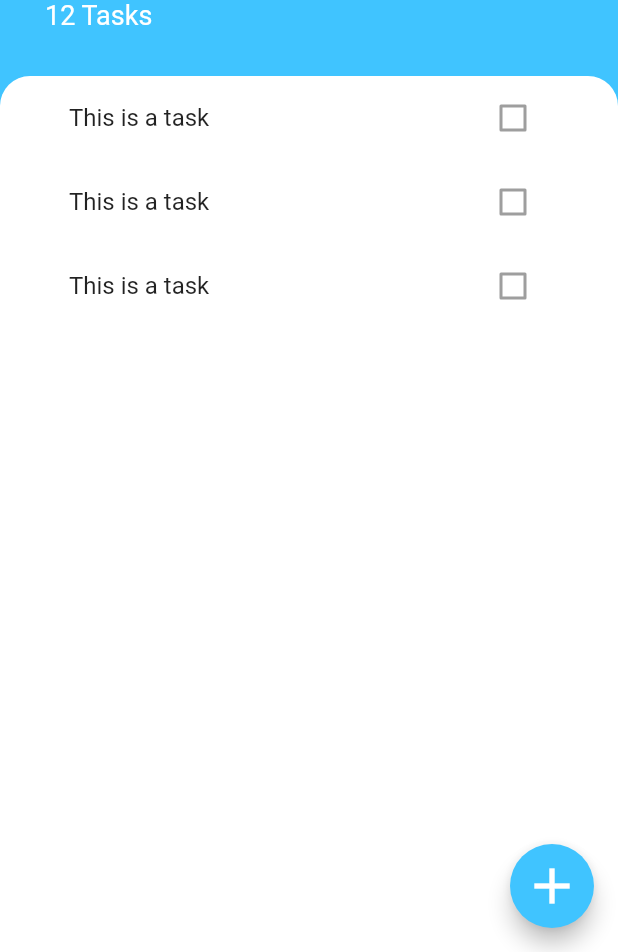
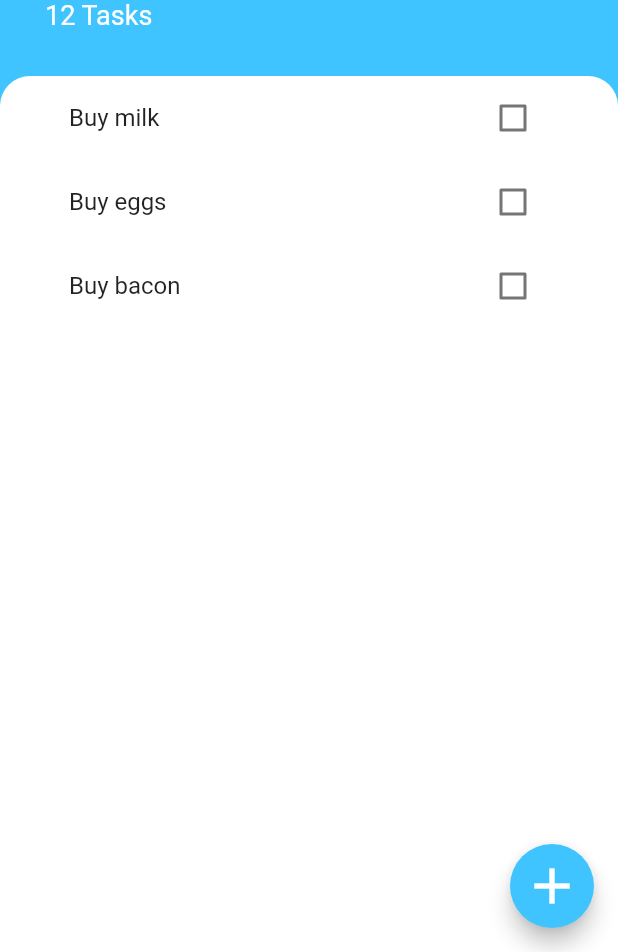
Before and after one commit to praneetk77/Todoey, a Flutter app: the screen it shows after launch, on a phone screen of 412 x 824 dp, the part 284-1236 px from its top. Run offline on Flutter 3.47's test engine with Material 2 defaults, Android fonts, the phone set to English and light mode, and no system bars.

Commit message:
Lift checkbox state to task_lists

```diff
--- /dev/null
+++ b/lib/Models/task.dart
@@ -0,0 +1,10 @@
+class Task {
+  final String name;
+  bool isDone;
+
+  void toggleDone() {
+    isDone = !isDone;
+  }
+
+  Task({this.name, this.isDone = false});
+}
--- a/lib/Widgets/task_tile.dart
+++ b/lib/Widgets/task_tile.dart
@@ -1,12 +1,24 @@
 import 'package:flutter/material.dart';
 
 class TaskTile extends StatelessWidget {
+  final bool isChecked;
+  final String taskTitle;
+  final Function checkBoxCallback;
+
+  TaskTile({this.isChecked, this.taskTitle, this.checkBoxCallback});
+
   @override
   Widget build(BuildContext context) {
     return ListTile(
-      title: Text("This is a task"),
+      title: Text(
+        taskTitle,
+        style: TextStyle(
+            decoration: isChecked ? TextDecoration.lineThrough : null),
+      ),
       trailing: Checkbox(
-        value: false,
+        activeColor: Colors.lightBlueAccent,
+        value: isChecked,
+        onChanged: checkBoxCallback,
       ),
     );
   }
--- a/lib/Widgets/tasks_list.dart
+++ b/lib/Widgets/tasks_list.dart
@@ -1,11 +1,33 @@
 import 'package:flutter/material.dart';
 import 'package:todoey_flutter/Widgets/task_tile.dart';
+import 'package:todoey_flutter/Models/task.dart';
 
-class TasksList extends StatelessWidget {
+class TasksList extends StatefulWidget {
+  @override
+  _TasksListState createState() => _TasksListState();
+}
+
+class _TasksListState extends State<TasksList> {
+  List<Task> tasks = [
+    Task(name: "Buy milk"),
+    Task(name: "Buy eggs"),
+    Task(name: "Buy bacon"),
+  ];
+
   @override
   Widget build(BuildContext context) {
-    return ListView(
-      children: [TaskTile(), TaskTile(), TaskTile()],
+    return ListView.builder(
+      itemBuilder: (context, index) {
+        return TaskTile(
+            taskTitle: tasks[index].name,
+            isChecked: tasks[index].isDone,
+            checkBoxCallback: (bool checkBoxState) {
+              setState(() {
+                tasks[index].toggleDone();
+              });
+            });
+      },
+      itemCount: tasks.length,
     );
   }
 }
```
